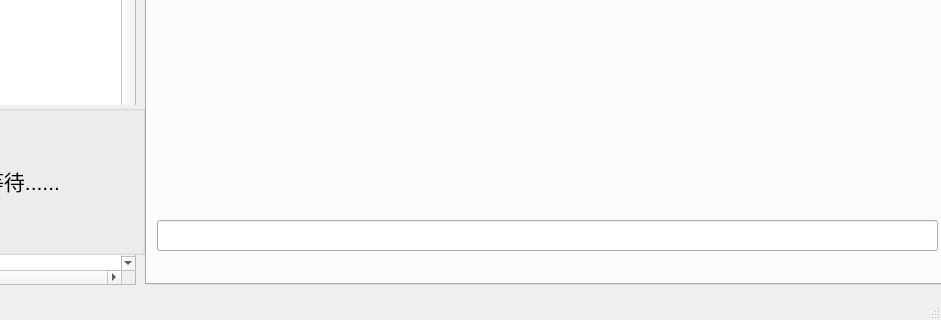
Old version of the form ui/mainWindow.ui in the repository wcss2010/pythonCodeFactory; both pictures show x 215 to 1156 and y 315 to 635 of the 1156 by 635 pixel window.
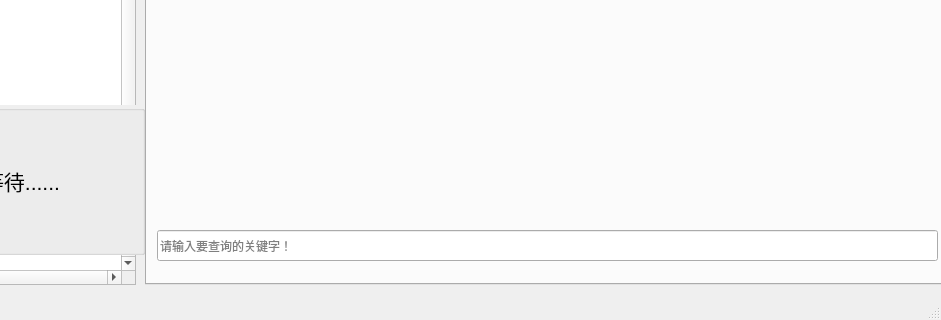
New version of the form. Custom widgets are drawn as their Qt base class.

```diff
--- a/ui/mainWindow.ui
+++ b/ui/mainWindow.ui
@@ -70,7 +70,7 @@
         <x>10</x>
         <y>10</y>
         <width>781</width>
-        <height>381</height>
+        <height>390</height>
        </rect>
       </property>
      </widget>
@@ -78,11 +78,14 @@
       <property name="geometry">
        <rect>
         <x>10</x>
-        <y>400</y>
+        <y>410</y>
         <width>781</width>
         <height>31</height>
        </rect>
       </property>
+      <property name="placeholderText">
+       <string>请输入要查询的关键字！</string>
+      </property>
      </widget>
     </widget>
     <widget class="QWidget" name="tabEntityAndDAO">
```
Left out of the diff: 9 changed lines with no effect on the pictures.
